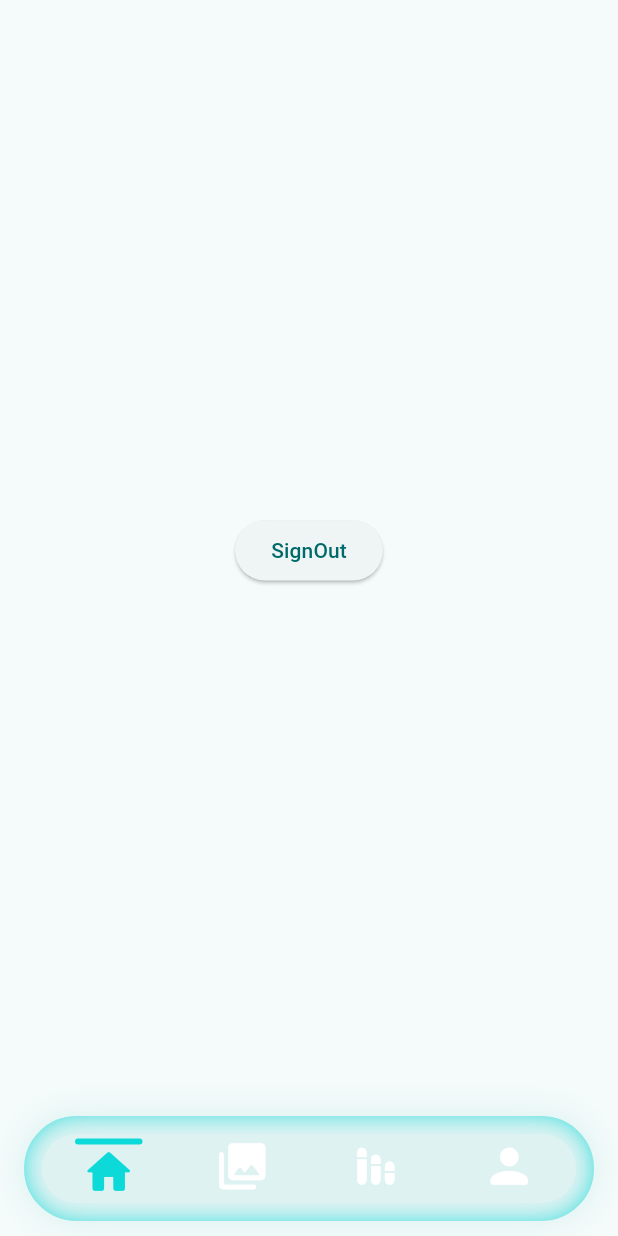
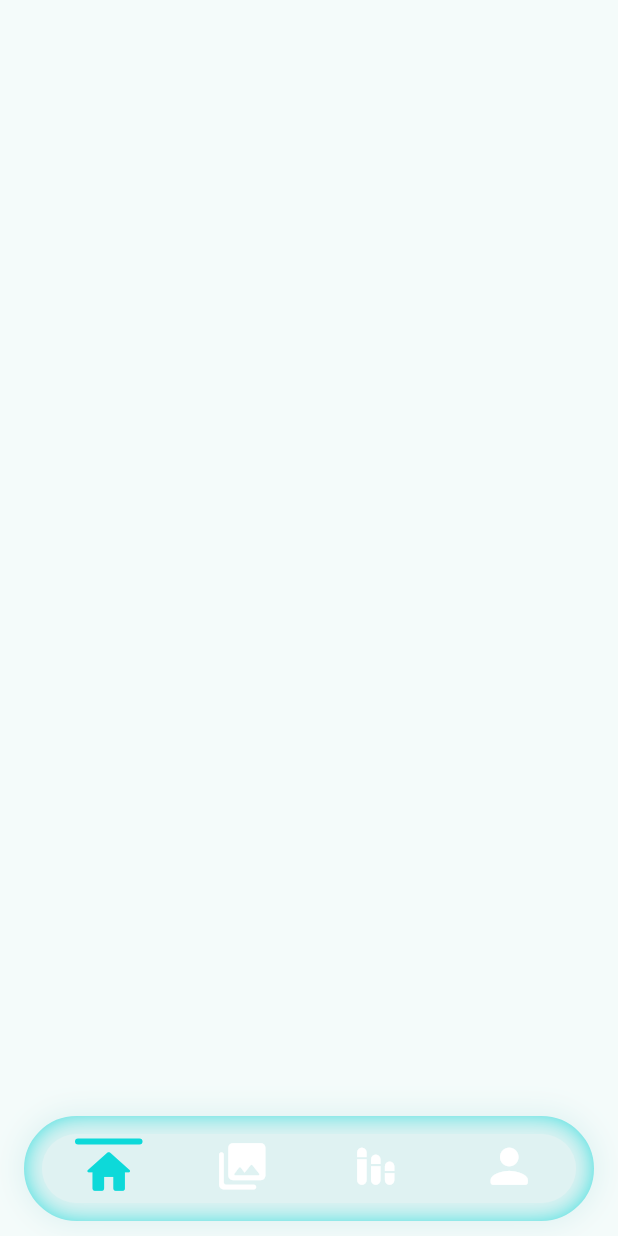
Before and after one commit to Simarjot-sk/web_mobril_test, a Flutter app: the HomeScreen screen opened by its route, on a phone screen of 412 x 824 dp. Run offline on Flutter 3.47's test engine with Material 2 defaults, Android fonts, the phone set to English and light mode, and no system bars; our stand-ins replace firebase_core, google_sign_in, shared_preferences; accounts and stored records are empty.

```diff
--- a/lib/presentation/screens/home/home_screen.dart
+++ b/lib/presentation/screens/home/home_screen.dart
@@ -1,23 +1,42 @@
 import 'package:flutter/material.dart';
 import 'package:web_mobril_test/data/repo/auth_repo.dart';
+import 'package:web_mobril_test/presentation/screens/bottom_bar_screens/options_screen.dart';
 import 'package:web_mobril_test/presentation/screens/home/widgets/home_bottom_bar.dart';
 import 'package:web_mobril_test/presentation/screens/login/login_screen.dart';
 
-class HomeScreen extends StatelessWidget {
+class HomeScreen extends StatefulWidget {
   static const route = "home_screen_route";
 
   const HomeScreen({super.key});
 
   @override
+  State<HomeScreen> createState() => _HomeScreenState();
+}
+
+class _HomeScreenState extends State<HomeScreen> {
+  int _bottomBarIndex = 0;
+
+  @override
   Widget build(BuildContext context) {
     return Scaffold(
-      bottomNavigationBar: Padding(
-        padding: const EdgeInsets.symmetric(horizontal: 16, vertical: 10),
-        child: HomeBottomBar(
-          onItemSelected: (index) {},
-        ),
+      body: Stack(
+        children: [
+          if (_bottomBarIndex == 1) const SecondScreen(),
+          Align(
+            alignment: Alignment.bottomCenter,
+            child: Padding(
+              padding: const EdgeInsets.symmetric(horizontal: 16, vertical: 10),
+              child: HomeBottomBar(
+                onItemSelected: (index) {
+                  setState(() {
+                    _bottomBarIndex = index;
+                  });
+                },
+              ),
+            ),
+          ),
+        ],
       ),
-      body: Center(child: _buildSignOutButton(context)),
     );
   }
 
```
Also changed, not shown: lib/presentation/screens/bottom_bar_screens/options_group.dart (added, +91 -0 lines), lib/presentation/screens/bottom_bar_screens/options_screen.dart (added, +57 -0 lines).
